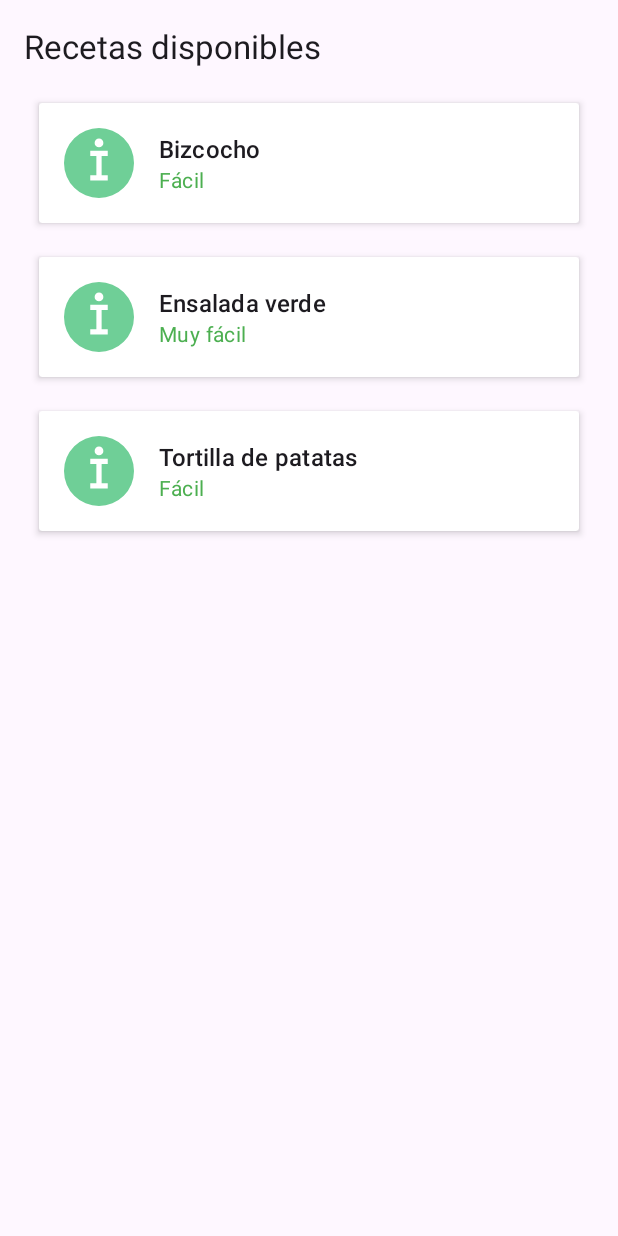
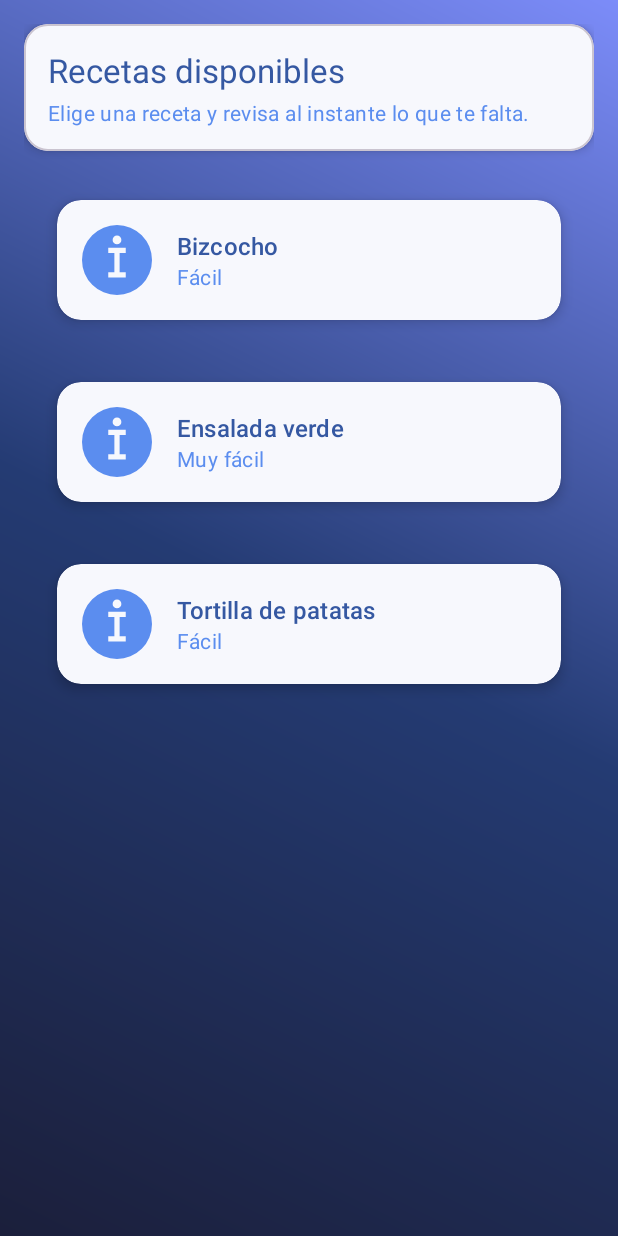
Before and after one commit to ClementeCano/MiDespensa, an Android app: the RecetasActivity screen opened directly, with no data from a screen before it, on a phone screen of 412 x 824 dp. Run offline under Robolectric (Android 15) with nearby library versions, the phone set to English and light mode, and no system bars.

Commit message:
Improve ingredient refresh and modernize UI

```diff
--- a/app/src/main/java/com/example/midespensa/IngredientAdapter.java
+++ b/app/src/main/java/com/example/midespensa/IngredientAdapter.java
@@ -9,6 +9,7 @@ import android.widget.TextView;
 import androidx.annotation.NonNull;
 import androidx.recyclerview.widget.RecyclerView;
 
+import java.util.ArrayList;
 import java.util.List;
 
 public class IngredientAdapter extends RecyclerView.Adapter<IngredientAdapter.ViewHolder> {
@@ -48,8 +49,9 @@ public class IngredientAdapter extends RecyclerView.Adapter<IngredientAdapter.Vi
     }
 
     public void updateData(List<String> nuevosIngredientes) {
+        List<String> snapshot = new ArrayList<>(nuevosIngredientes);
         ingredientes.clear();
-        ingredientes.addAll(nuevosIngredientes);
+        ingredientes.addAll(snapshot);
         notifyDataSetChanged();
     }
 
--- /dev/null
+++ b/app/src/main/res/drawable/bg_app_gradient.xml
@@ -0,0 +1,12 @@
+<?xml version="1.0" encoding="utf-8"?>
+<layer-list xmlns:android="http://schemas.android.com/apk/res/android">
+    <item>
+        <shape android:shape="rectangle">
+            <gradient
+                android:startColor="@color/gradient_start"
+                android:centerColor="@color/gradient_center"
+                android:endColor="@color/gradient_end"
+                android:angle="45" />
+        </shape>
+    </item>
+</layer-list>
--- a/app/src/main/res/layout/activity_recetas.xml
+++ b/app/src/main/res/layout/activity_recetas.xml
@@ -4,26 +4,54 @@
     xmlns:tools="http://schemas.android.com/tools"
     android:layout_width="match_parent"
     android:layout_height="match_parent"
+    android:background="@drawable/bg_app_gradient"
     android:padding="16dp"
     tools:context=".RecetasActivity">
 
-    <TextView
-        android:id="@+id/recipesTitle"
+    <com.google.android.material.card.MaterialCardView
+        android:id="@+id/recipesHeader"
         android:layout_width="0dp"
         android:layout_height="wrap_content"
-        android:text="@string/recipes_title"
-        android:textAppearance="@style/TextAppearance.Material3.TitleLarge"
+        android:layout_marginBottom="10dp"
+        app:cardBackgroundColor="@color/card_surface"
+        app:cardCornerRadius="16dp"
+        app:cardElevation="4dp"
         app:layout_constraintTop_toTopOf="parent"
         app:layout_constraintStart_toStartOf="parent"
-        app:layout_constraintEnd_toEndOf="parent" />
+        app:layout_constraintEnd_toEndOf="parent">
+
+        <LinearLayout
+            android:layout_width="match_parent"
+            android:layout_height="wrap_content"
+            android:orientation="vertical"
+            android:padding="16dp">
+
+            <TextView
+                android:id="@+id/recipesTitle"
+                android:layout_width="wrap_content"
+                android:layout_height="wrap_content"
+                android:text="@string/recipes_title"
+                android:textAppearance="@style/TextAppearance.Material3.TitleLarge"
+                android:textColor="@color/primary_dark" />
+
+            <TextView
+                android:layout_width="wrap_content"
+                android:layout_height="wrap_content"
+                android:layout_marginTop="4dp"
+                android:text="@string/recipes_subtitle"
+                android:textAppearance="@style/TextAppearance.Material3.BodyMedium"
+                android:textColor="@color/primary" />
+        </LinearLayout>
+    </com.google.android.material.card.MaterialCardView>
 
     <androidx.recyclerview.widget.RecyclerView
         android:id="@+id/recipesRecycler"
         android:layout_width="0dp"
         android:layout_height="0dp"
-        android:layout_marginTop="12dp"
+        android:layout_marginTop="8dp"
+        android:padding="4dp"
         tools:listitem="@layout/item_receta"
-        app:layout_constraintTop_toBottomOf="@id/recipesTitle"
+        app:layout_constraintTop_toBottomOf="@id/recipesHeader"
         app:layout_constraintBottom_toBottomOf="parent"
         app:layout_constraintStart_toStartOf="parent"
         app:layout_constraintEnd_toEndOf="parent" />
--- a/app/src/main/res/layout/item_receta.xml
+++ b/app/src/main/res/layout/item_receta.xml
@@ -3,8 +3,10 @@
     xmlns:app="http://schemas.android.com/apk/res-auto"
     android:layout_width="match_parent"
     android:layout_height="wrap_content"
-    android:layout_margin="6dp"
-    app:cardElevation="3dp"
+    android:layout_margin="8dp"
+    app:cardBackgroundColor="@color/card_surface"
+    app:cardCornerRadius="16dp"
+    app:cardElevation="5dp"
     app:cardUseCompatPadding="true">
 
     <LinearLayout
@@ -32,14 +34,15 @@
                 android:id="@+id/recipeName"
                 android:layout_width="wrap_content"
                 android:layout_height="wrap_content"
-                android:textAppearance="@style/TextAppearance.Material3.TitleMedium" />
+                android:textAppearance="@style/TextAppearance.Material3.TitleMedium"
+                android:textColor="@color/primary_dark" />
 
             <TextView
                 android:id="@+id/recipeDifficulty"
                 android:layout_width="wrap_content"
                 android:layout_height="wrap_content"
                 android:textAppearance="@style/TextAppearance.Material3.BodyMedium"
-                android:textColor="@color/primary_dark" />
+                android:textColor="@color/primary" />
         </LinearLayout>
     </LinearLayout>
 </androidx.cardview.widget.CardView>
--- a/app/src/main/res/values/colors.xml
+++ b/app/src/main/res/values/colors.xml
@@ -3,7 +3,11 @@
     <color name="black">#FF000000</color>
     <color name="white">#FFFFFFFF</color>
     <color name="teal_700">#018786</color>
-    <color name="primary">#6FCF97</color>
-    <color name="primary_dark">#4CAF50</color>
-    <color name="accent">#F2C94C</color>
+    <color name="primary">#5B8DEF</color>
+    <color name="primary_dark">#3558A2</color>
+    <color name="accent">#FFB347</color>
+    <color name="gradient_start">#1B1F3B</color>
+    <color name="gradient_center">#243B73</color>
+    <color name="gradient_end">#7C8CF9</color>
+    <color name="card_surface">#F7F8FD</color>
 </resources>
--- a/app/src/main/res/values/strings.xml
+++ b/app/src/main/res/values/strings.xml
@@ -22,4 +22,9 @@
     <string name="notification_title">Ingredientes pendientes</string>
     <string name="notification_body">Te faltan %1$d ingredientes para %2$s</string>
     <string name="notification_permission_required">Activa las notificaciones para recibir recordatorios</string>
+    <string name="app_tagline">Organiza tu despensa con estilo</string>
+    <string name="app_subtitle">Añade lo que tienes, explora recetas y crea tu lista de compra en segundos.</string>
+    <string name="ingredients_hint">Mantén tu lista al día para recibir mejores sugerencias.</string>
+    <string name="missing_subtitle">Estos son los ingredientes que necesitas para completar tu receta.</string>
+    <string name="recipes_subtitle">Elige una receta y revisa al instante lo que te falta.</string>
 </resources>
```
Also changed, not shown: app/src/main/res/layout/activity_faltantes.xml (+36 -7 lines), app/src/main/res/layout/activity_main.xml (+64 -16 lines), app/src/main/res/layout/item_faltante.xml (+5 -2 lines), app/src/main/res/layout/item_ingredient.xml (+7 -4 lines), 1 other file.
